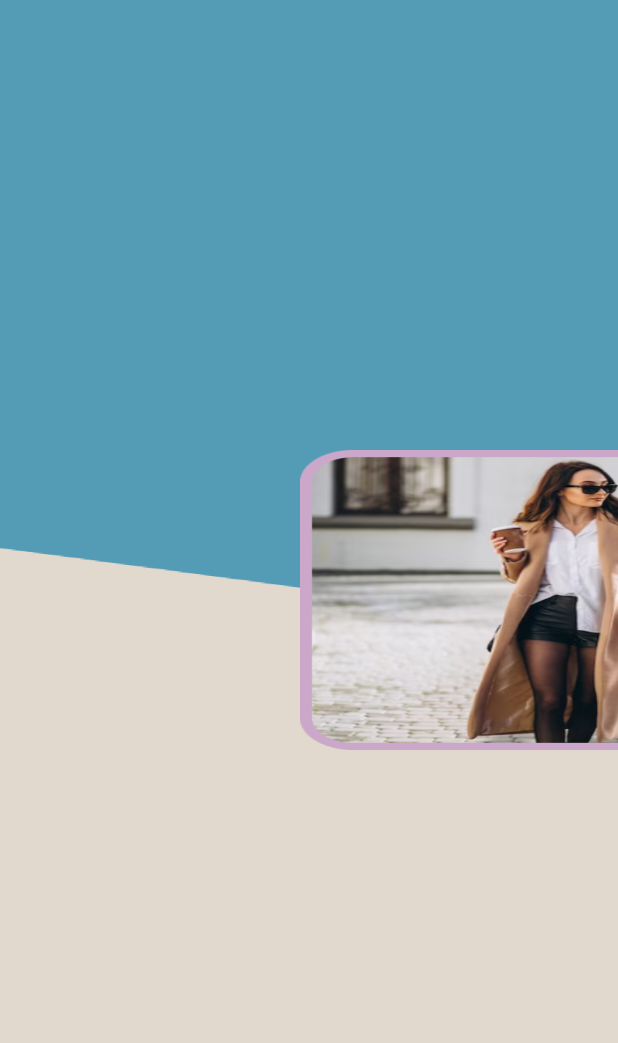
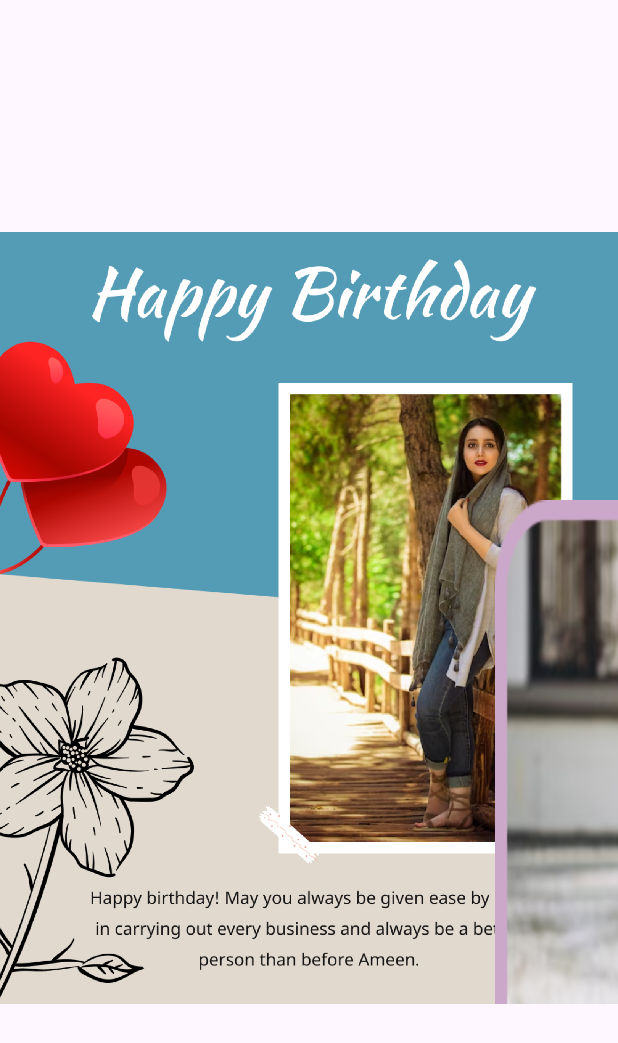
Before and after one commit to epegasus/PhotoTemplates, an Android app: the layout activity_main.xml on its own in the app's theme, with its tools: preview values and no code run, on a phone screen of 412 x 824 dp. Shown: the top 1043 px of the screen. Run offline under Robolectric (Android 15) with nearby library versions, the phone set to English and light mode, and no system bars.

Commit message:
onMeasure function is override and some other fixes

```diff
--- a/app/src/main/java/dev/pegasus/phototemplates/MainActivity.kt
+++ b/app/src/main/java/dev/pegasus/phototemplates/MainActivity.kt
@@ -12,4 +12,5 @@ class MainActivity : AppCompatActivity() {
         super.onCreate(savedInstanceState)
         setContentView(binding.root)
     }
+
 }
--- a/app/src/main/java/dev/pegasus/phototemplates/customView/TemplateView.kt
+++ b/app/src/main/java/dev/pegasus/phototemplates/customView/TemplateView.kt
@@ -1,5 +1,6 @@
 package dev.pegasus.phototemplates.customView
 
+import android.annotation.SuppressLint
 import android.content.Context
 import android.graphics.Bitmap
 import android.graphics.BitmapFactory
@@ -7,15 +8,25 @@ import android.graphics.Canvas
 import android.graphics.RectF
 import android.graphics.drawable.BitmapDrawable
 import android.util.AttributeSet
+import android.util.Log
 import android.view.MotionEvent
 import android.view.View
 import androidx.core.graphics.toRect
 import dev.pegasus.phototemplates.R
+import kotlin.math.log
 
 class TemplateView : View {
 
-    // The background template image (1080x1080 in your example).
-    private var templateBitmap: Bitmap = BitmapFactory.decodeResource(resources, R.drawable.img_bg)
+    // Background Template
+    private var templateBitmap: Bitmap = BitmapFactory.decodeResource(resources, R.drawable.birthday_frame_one)
+    // Taking Device Screen sizes to scale background template, if greater
+    private val screenWidth = resources.displayMetrics.widthPixels
+    private val screenHeight = resources.displayMetrics.heightPixels
+    private val scaleX = screenWidth.toFloat() / templateBitmap.width
+    private val scaleY = screenHeight.toFloat() / templateBitmap.height
+    private val scale = minOf(scaleX, scaleY)
+    // Our scaled bitmap (according to the device screen)
+    private val scaledBitmap = Bitmap.createScaledBitmap(templateBitmap, (templateBitmap.width * scale).toInt(), (templateBitmap.height * scale).toInt(), true)
 
     // The selected image to be positioned within the template.
     private var selectedImageBitmap: Bitmap = BitmapFactory.decodeResource(resources, R.drawable.img_pic)
@@ -32,27 +43,44 @@ class TemplateView : View {
     private var isDragging = false
 
     constructor(context: Context) : super(context)
-
     constructor(context: Context, attrs: AttributeSet) : super(context, attrs)
-
     constructor(context: Context, attrs: AttributeSet, defStyleAttr: Int) : super(context, attrs, defStyleAttr)
 
     init {
         // Set up initial positions and sizes for the template and selected image.
-        imageRect.set(300F, 450F, 800F, 750F)
-        imageRectFix.set(300F, 450F, 800F, 750F)
+        imageRect.set(495F, 268F, 1000F, 1100F)
+        imageRectFix.set(495F, 268F, 1000F, 1100F)
 
         // Set the view to be clickable, so it can receive touch events.
         isClickable = true
+        isFocusable = true
     }
 
     override fun onMeasure(widthMeasureSpec: Int, heightMeasureSpec: Int) {
-        // Measure the view based on the template's size.
-        val width = MeasureSpec.makeMeasureSpec(templateRect.width().toInt(), MeasureSpec.EXACTLY)
-        val height = MeasureSpec.makeMeasureSpec(templateRect.height().toInt(), MeasureSpec.EXACTLY)
+        super.onMeasure(widthMeasureSpec, heightMeasureSpec)
 
-        setMeasuredDimension(width, height)
+        val widthMode = MeasureSpec.getMode(widthMeasureSpec)
+        val heightMode = MeasureSpec.getMode(heightMeasureSpec)
+        val viewWidth = MeasureSpec.getSize(widthMeasureSpec)
+        val viewHeight = MeasureSpec.getSize(heightMeasureSpec)
+
+        val desiredWidth = when(widthMode){
+            MeasureSpec.EXACTLY -> viewWidth
+            MeasureSpec.AT_MOST -> MeasureSpec.makeMeasureSpec(scaledBitmap.width, MeasureSpec.AT_MOST)
+            MeasureSpec.UNSPECIFIED ->  MeasureSpec.makeMeasureSpec(scaledBitmap.width, MeasureSpec.UNSPECIFIED)
+            else -> viewWidth
+        }
+
+        val desiredHeight = when(heightMode){
+            MeasureSpec.EXACTLY -> viewHeight
+            MeasureSpec.AT_MOST -> MeasureSpec.makeMeasureSpec(scaledBitmap.height, MeasureSpec.AT_MOST)
+            MeasureSpec.UNSPECIFIED -> MeasureSpec.makeMeasureSpec(scaledBitmap.height, MeasureSpec.UNSPECIFIED)
+            else -> viewHeight
+        }
+
+        setMeasuredDimension(desiredWidth, desiredHeight)
     }
+
 
     override fun onSizeChanged(w: Int, h: Int, oldw: Int, oldh: Int) {
         super.onSizeChanged(w, h, oldw, oldh)
@@ -74,6 +102,7 @@ class TemplateView : View {
         selectedImageDrawable.draw(canvas)
     }
 
+    @SuppressLint("ClickableViewAccessibility")
     override fun onTouchEvent(event: MotionEvent): Boolean {
         when (event.action) {
             MotionEvent.ACTION_DOWN -> {
@@ -94,11 +123,6 @@ class TemplateView : View {
                     // Ensure the selected image stays within the template bounds.
                     imageRect.offset(dx, dy)
 
-                    // If the image is going out of bounds, restrict it to the template.
-                    if (!templateRect.contains(imageRect)) {
-                        imageRect.offset(-dx, -dy)
-                    }
-
                     // Update the last touch position.
                     lastTouchX = event.x
                     lastTouchY = event.y
@@ -116,4 +140,5 @@ class TemplateView : View {
         // Consume the event to indicate that it's been handled.
         return true
     }
+
 }
--- a/app/src/main/res/layout/activity_main.xml
+++ b/app/src/main/res/layout/activity_main.xml
@@ -8,8 +8,8 @@
 
     <dev.pegasus.phototemplates.customView.TemplateView
         android:id="@+id/templateCustomizationView"
-        android:layout_width="match_parent"
-        android:layout_height="match_parent"
+        android:layout_width="wrap_content"
+        android:layout_height="wrap_content"
         app:layout_constraintBottom_toBottomOf="parent"
         app:layout_constraintEnd_toEndOf="parent"
         app:layout_constraintStart_toStartOf="parent"
```
Also changed, not shown: app/src/main/res/drawable/birthday_frame_one.png (added).
